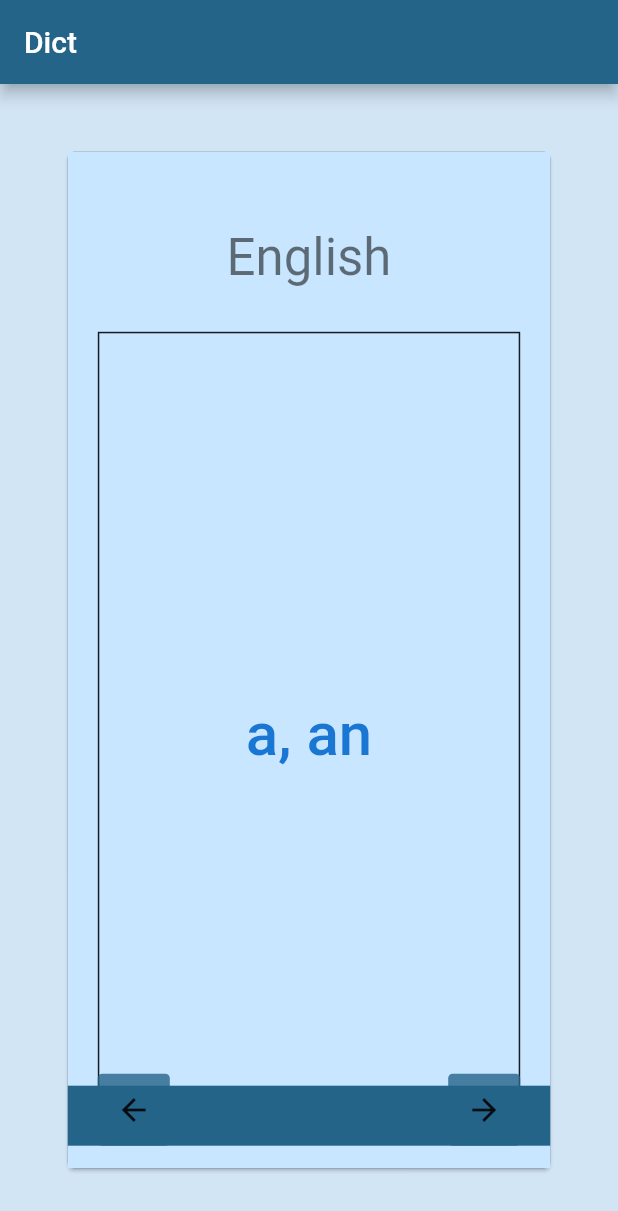
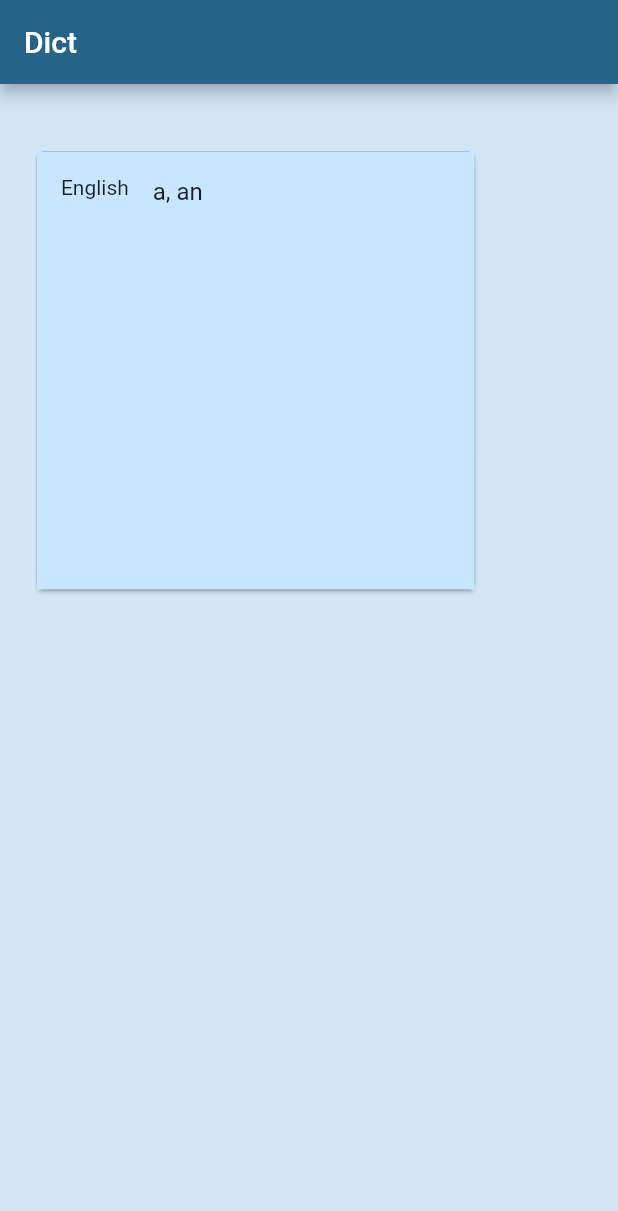
Before and after one commit to ingmarrr/Dict, a Flutter app: the screen it shows after launch, on a phone screen of 412 x 824 dp. Shown: the top 1211 px of the screen. Run offline on Flutter 3.47's test engine with Material 2 defaults, Android fonts, the phone set to English and light mode, and no system bars; our stand-ins replace flutter_riverpod, hooks_riverpod, objectbox.

Commit message:
Added script 2

```diff
--- a/lib/pages/home.dart
+++ b/lib/pages/home.dart
@@ -17,13 +17,22 @@ class HomePage extends ConsumerWidget {
       body: Center(
         child: Container(
           padding: EdgeInsets.symmetric(
-            horizontal: mq.size.width * .1,
+            horizontal: mq.size.width * .05,
             vertical: mq.size.height * .05,
           ),
           child: FutureBuilder<Collection>(
             future: Collection.fromCSV('assets/3k.csv'),
             initialData: Collection.empty(),
-            builder: (context, snapshot) => DataPage(snapshot),
+            builder: (context, snapshot) => Stack(children: [
+              Align(
+                alignment: Alignment.topLeft,
+                child: SizedBox(
+                  height: 300,
+                  width: 300,
+                  child: DataPage(snapshot),
+                ),
+              ),
+            ]),
           ),
         ),
       ),
@@ -56,7 +65,8 @@ class DataPageState extends ConsumerState<DataPage> {
           widget.snapshot.data!.items[idx],
           controller: pageController,
         ),
-            ));
+      ),
+    );
   }
 }
 
@@ -86,11 +96,13 @@ class _FlipCardState extends ConsumerState<FlipCard> {
           widget.controller.nextPage(
               duration: const Duration(milliseconds: 50),
               curve: Curves.easeInCubic);
+          state.state = false;
         }
         if (name == 'ARROW LEFT') {
           widget.controller.previousPage(
               duration: const Duration(milliseconds: 50),
               curve: Curves.easeInCubic);
+          state.state = false;
         }
         if (name == 'ARROW UP') {
           state.state = true;
@@ -99,97 +111,16 @@ class _FlipCardState extends ConsumerState<FlipCard> {
           state.state = false;
         }
       },
-      child: Container(
-        color: Theme.of(context).colorScheme.primaryContainer,
-        child: Stack(
-          children: [
-            Align(
-              alignment: Alignment.topCenter,
-              child: Container(
-                margin: const EdgeInsets.only(top: 50),
-                child: Text(state.state ? 'Swedish' : 'English',
-                    style: Theme.of(context).textTheme.headline4!),
-              ),
-            ),
-            Align(
-              alignment: Alignment.topCenter,
-              child: Container(
-                margin: const EdgeInsets.only(
-                    top: 120, left: 20, right: 20, bottom: 20),
-                decoration: BoxDecoration(
-                  color: state.state
-                      ? Colors.blue.shade700.withOpacity(.2)
-                      : Colors.transparent,
-                  border: Border.all(
-                    color: state.state
-                        ? Colors.transparent
-                        : Theme.of(context).colorScheme.onSurface,
-                  ),
-                ),
-                child: InkWell(
+      child: ListTile(
+        leading: Text(state.state ? 'Swedish' : 'English'),
+        title: Text(widget.data.eng),
+        subtitle: state.state ? Text(widget.data.swe) : const Text(''),
         onTap: () => state.toggle(),
-                  child: Center(
-                    child: Text(
-                      state.state ? widget.data.swe : widget.data.eng,
-                      style: Theme.of(context)
-                          .textTheme
-                          .bodyLarge!
-                          .copyWith(fontSize: 40, color: Colors.blue.shade700),
-                    ),
-                  ),
-                ),
-              ),
-            ),
-            Align(
-              alignment: Alignment.bottomCenter,
-              child: Container(
-                margin: const EdgeInsets.only(bottom: 15),
-                height: 40,
-                color: Theme.of(context).colorScheme.primary,
-              ),
-            ),
-            Align(
-              alignment: Alignment.bottomRight,
-              child: Container(
-                margin:
-                    const EdgeInsets.symmetric(horizontal: 20, vertical: 15),
-                decoration: BoxDecoration(
-                    color:
-                        Theme.of(context).colorScheme.primary.withOpacity(.8),
-                    borderRadius: BorderRadius.circular(3)
-                    // shape: BoxShape.circle,
-                    ),
-                child: IconButton(
-                  onPressed: () => widget.controller.nextPage(
-                    duration: const Duration(milliseconds: 250),
-                    curve: Curves.easeInCubic,
-                  ),
-                  icon: const Icon(Icons.arrow_forward),
-                ),
-              ),
-            ),
-            Align(
-              alignment: Alignment.bottomLeft,
-              child: Container(
-                margin:
-                    const EdgeInsets.symmetric(horizontal: 20, vertical: 15),
-                decoration: BoxDecoration(
-                    color:
-                        Theme.of(context).colorScheme.primary.withOpacity(.8),
-                    borderRadius: BorderRadius.circular(3)
-                    // shape: BoxShape.circle,
-                    ),
-                child: IconButton(
-                  onPressed: () => widget.controller.previousPage(
-                    duration: const Duration(milliseconds: 250),
-                    curve: Curves.easeInCubic,
-                  ),
-                  icon: const Icon(Icons.arrow_back),
-                ),
-              ),
-            ),
-          ],
-        ),
+        textColor: state.state ? Colors.white : null,
+        tileColor: state.state
+            ? Colors.blue.shade800
+            : Theme.of(context).colorScheme.primaryContainer,
+        // hoverColor: Colors.blue.shade800,
       ),
     );
   }
```
Also changed, not shown: 1 other file. Lines whose indentation alone changed are shown as unchanged.
